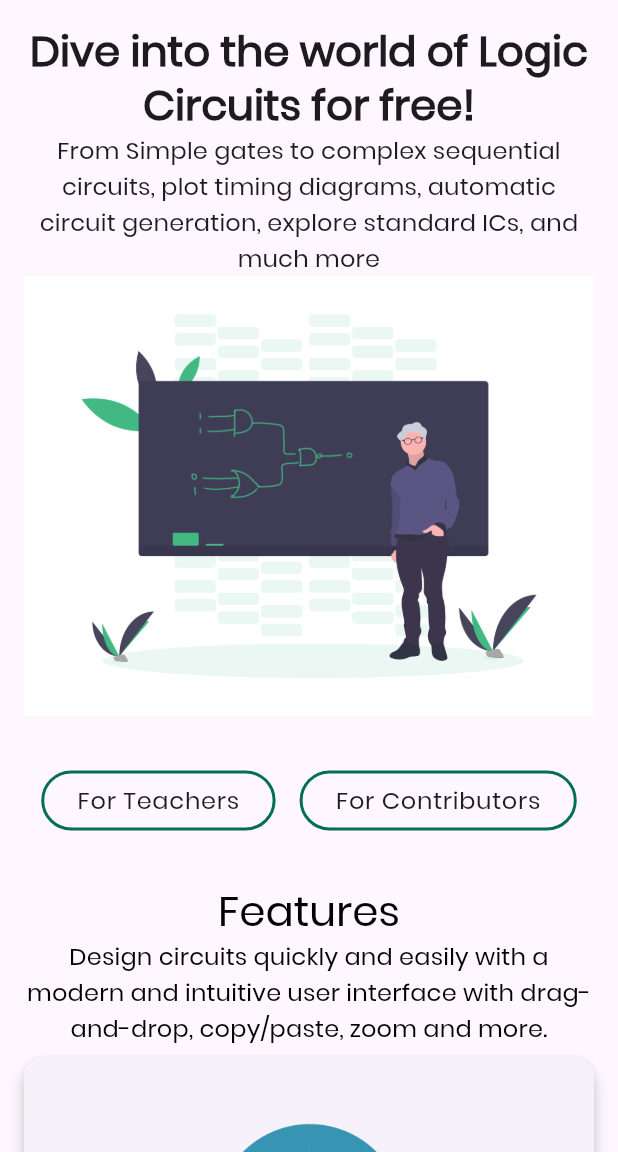
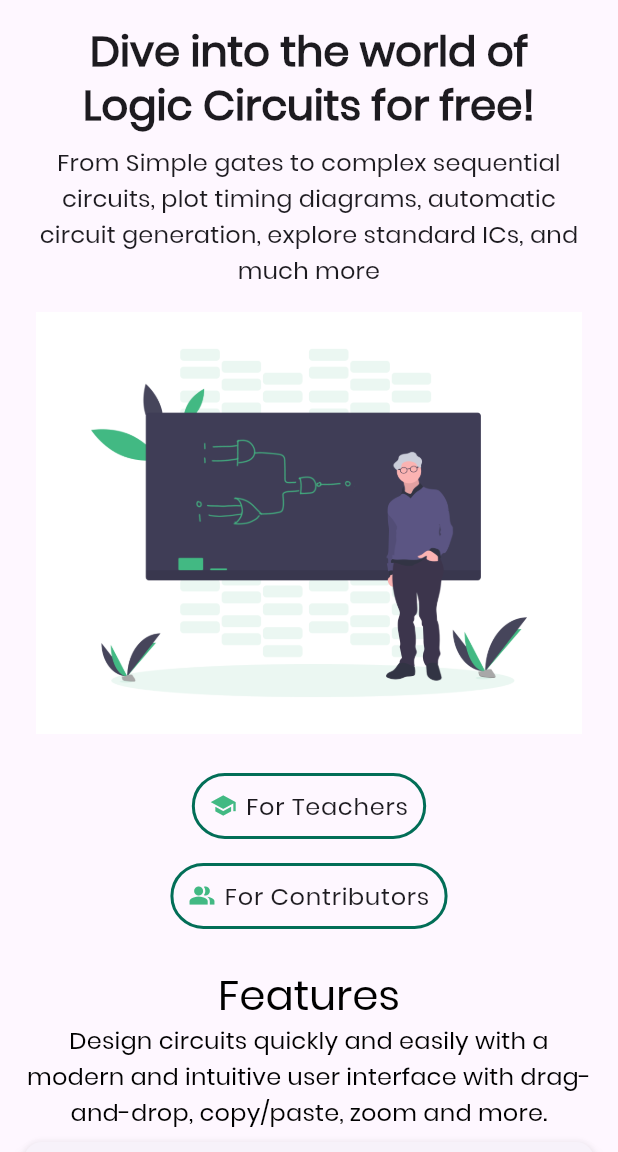
Before and after one commit to CircuitVerse/mobile-app, a Flutter app: the screen it shows after launch, on a phone screen of 412 x 824 dp, the part 84-1236 px from its top. Run offline on Flutter 3.47's test engine with Material 3 defaults, Android fonts, the phone set to English and light mode, and no system bars; our stand-ins replace datetime_picker_formfield, flutter_html, flutter_keyboard_visibility, flutter_markdown, flutter_svg, flutter_typeahead and 19 more; missing offline and left inert: flutter_facebook_auth, flutter_inappwebview, flutter_math_fork, flutter_quill, markdown, oauth2_client and 1 more; accounts and stored records are empty; generated files the repository leaves out were written again; network calls fail; project files that could hold a hidden picture were left out.

Commit message:
Improve homepage CTA buttons with responsive sizing, icons, and visual consistency #321

```diff
--- a/lib/ui/components/cv_outline_button.dart
+++ b/lib/ui/components/cv_outline_button.dart
@@ -3,22 +3,33 @@ import 'package:mobile_app/cv_theme.dart';
 
 class CVOutlineButton extends StatelessWidget {
   const CVOutlineButton({
+    super.key,
     required this.title,
     this.onPressed,
     this.isBodyText = false,
     this.isPrimaryDark = false,
-    super.key,
+    this.leadingIcon,
+    this.minWidth = 160,
+    this.maxWidth = double.infinity,
+    this.padding = const EdgeInsets.symmetric(horizontal: 12, vertical: 10),
   });
 
   final String title;
   final VoidCallback? onPressed;
   final bool isBodyText;
   final bool isPrimaryDark;
+  final IconData? leadingIcon;
+  final double minWidth;
+  final double maxWidth;
+  final EdgeInsets padding;
 
   @override
   Widget build(BuildContext context) {
-    return OutlinedButton(
+    return ConstrainedBox(
+      constraints: BoxConstraints(minWidth: minWidth, maxWidth: maxWidth),
+      child: OutlinedButton(
         style: OutlinedButton.styleFrom(
+          padding: padding,
           side: BorderSide(
             color:
                 isPrimaryDark ? CVTheme.primaryColorDark : CVTheme.primaryColor,
@@ -26,16 +37,28 @@ class CVOutlineButton extends StatelessWidget {
           ),
         ),
         onPressed: onPressed ?? () {},
-      child: Padding(
-        padding: const EdgeInsets.symmetric(vertical: 4),
+        child: Row(
+          mainAxisAlignment: MainAxisAlignment.center,
+          mainAxisSize: MainAxisSize.min,
+          children: [
+            if (leadingIcon != null)
+              Padding(
+                padding: const EdgeInsets.only(right: 6),
+                child: Icon(leadingIcon, size: 18),
+              ),
+            Flexible(
               child: Text(
                 title,
+                overflow: TextOverflow.ellipsis,
                 style:
                     isBodyText
                         ? Theme.of(context).textTheme.bodyLarge
                         : Theme.of(context).textTheme.titleLarge,
               ),
             ),
+          ],
+        ),
+      ),
     );
   }
 }
--- a/lib/ui/views/home/home_view.dart
+++ b/lib/ui/views/home/home_view.dart
@@ -23,7 +23,9 @@ class _HomeViewState extends State<HomeView> {
   @override
   Widget build(BuildContext context) {
     Widget _buildHeader() {
-      return Column(
+      return Padding(
+        padding: const EdgeInsets.symmetric(horizontal: 8),
+        child: Column(
           children: <Widget>[
             Text(
               'Dive into the world of Logic Circuits for free!',
@@ -32,53 +34,74 @@ class _HomeViewState extends State<HomeView> {
               ).textTheme.headlineMedium?.copyWith(fontWeight: FontWeight.bold),
               textAlign: TextAlign.center,
             ),
+            const SizedBox(height: 8),
             Text(
               'From Simple gates to complex sequential circuits, plot timing diagrams, automatic circuit generation, explore standard ICs, and much more',
               style: Theme.of(context).textTheme.titleMedium,
               textAlign: TextAlign.center,
             ),
           ],
+        ),
       );
     }
 
     Widget _buildHomePageSketch() {
-      return Image.asset(
+      return Padding(
+        padding: const EdgeInsets.symmetric(horizontal: 8),
+        child: Image.asset(
           'assets/images/homepage/new-homepage-sketch.png',
           gaplessPlayback: true,
+          fit: BoxFit.contain,
+        ),
       );
     }
 
     Widget _buildTeachersAndContributorButtons() {
       return Container(
-        margin: const EdgeInsets.symmetric(vertical: 32),
-        child: Wrap(
-          alignment: WrapAlignment.center,
-          children: <Widget>[
+        margin: const EdgeInsets.symmetric(vertical: 24),
+        padding: const EdgeInsets.symmetric(horizontal: 16),
+        child: LayoutBuilder(
+          builder: (context, constraints) {
+            final isWide = constraints.maxWidth > 500;
+            return Flex(
+              direction: isWide ? Axis.horizontal : Axis.vertical,
+              mainAxisAlignment: MainAxisAlignment.center,
+              children: [
                 CVOutlineButton(
                   title: 'For Teachers',
                   isPrimaryDark: true,
                   onPressed: () => Get.toNamed(TeachersView.id),
                   isBodyText: true,
+                  leadingIcon: Icons.school,
+                  minWidth: isWide ? 180 : 140,
+                  maxWidth: isWide ? 180 : constraints.maxWidth * 0.8,
                 ),
-            const SizedBox(width: 16),
+                SizedBox(width: isWide ? 16 : 0, height: isWide ? 0 : 12),
                 CVOutlineButton(
                   title: 'For Contributors',
                   isPrimaryDark: true,
                   onPressed: () => Get.toNamed(ContributorsView.id),
                   isBodyText: true,
+                  leadingIcon: Icons.people_alt,
+                  minWidth: isWide ? 180 : 140,
+                  maxWidth: isWide ? 180 : constraints.maxWidth * 0.8,
                 ),
               ],
+            );
+          },
         ),
       );
     }
 
     return BaseView<HomeViewModel>(
       builder:
-          (context, model, child) => SingleChildScrollView(
+          (context, model, child) => SafeArea(
+            child: SingleChildScrollView(
               padding: const EdgeInsets.all(16),
               child: Column(
                 children: <Widget>[
                   _buildHeader(),
+                  const SizedBox(height: 16),
                   _buildHomePageSketch(),
                   _buildTeachersAndContributorButtons(),
                   const CVSubheader(
@@ -124,14 +147,22 @@ class _HomeViewState extends State<HomeView> {
                         'These circuits have been hand-picked by our authors for their awesomeness',
                   ),
                   const FeaturedProjectsView(embed: true),
-                CVOutlineButton(
+                  const SizedBox(height: 16),
+                  Padding(
+                    padding: const EdgeInsets.symmetric(horizontal: 16),
+                    child: CVOutlineButton(
                       title: 'Explore More',
                       isPrimaryDark: true,
                       onPressed:
                           () =>
-                          context.read<CVLandingViewModel>().selectedIndex = 1,
+                              context.read<CVLandingViewModel>().selectedIndex =
+                                  1,
+                      minWidth: 180,
+                      maxWidth: 300,
+                    ),
                   ),
                 ],
+              ),
             ),
           ),
     );
```
Lines whose indentation alone changed are shown as unchanged.
